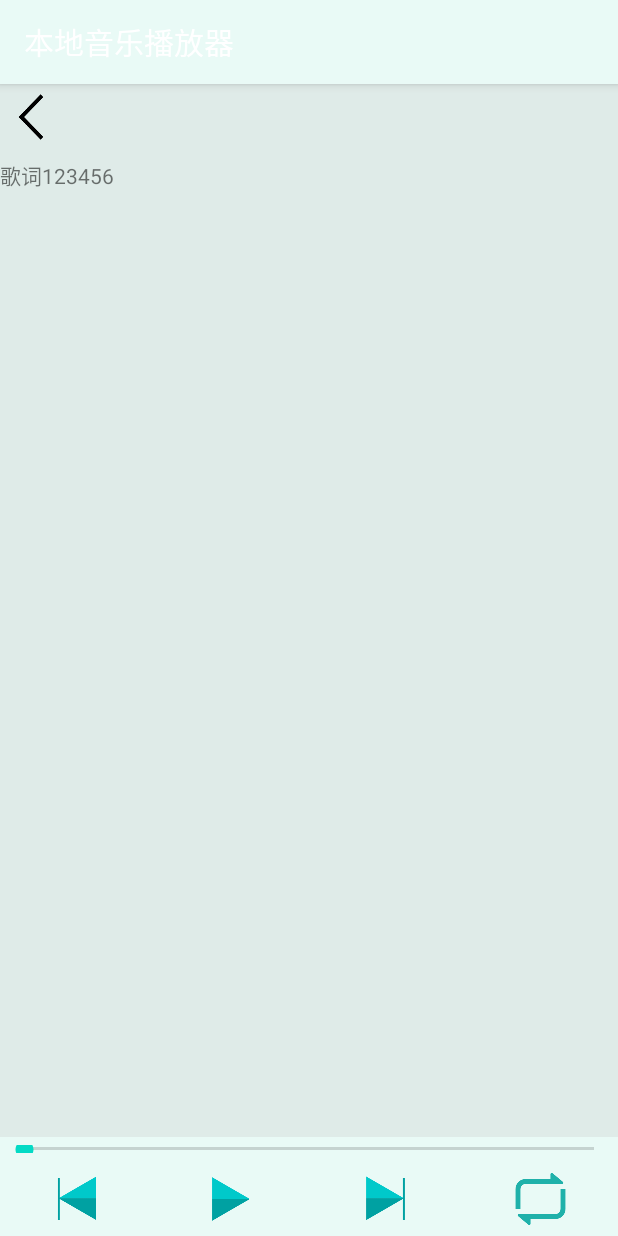
After one commit to Fo-Xi-Team/MusicPlayer, an Android app: the lyrics screen opened directly, with no data from a screen before it, on a phone screen of 412 x 824 dp. The commit adds this screen. Run offline under Robolectric (Android 15) with nearby library versions, the phone set to English and light mode, and no system bars.

Commit message:
新增歌词页面

```diff
--- a/app/src/main/AndroidManifest.xml
+++ b/app/src/main/AndroidManifest.xml
@@ -14,7 +14,11 @@
         android:supportsRtl="true"
         android:theme="@style/AppTheme">
         <service android:name=".MusicService" />
+        <activity android:name=".lyrics">
+
+        </activity>
         <activity android:name=".MainActivity"
+
             android:theme="@style/AppTheme.NoBar">
             <intent-filter>
                 <action android:name="android.intent.action.MAIN" />
--- a/app/src/main/java/cn/edu/scujcc/musicplayer/MainActivity.java
+++ b/app/src/main/java/cn/edu/scujcc/musicplayer/MainActivity.java
@@ -12,6 +12,7 @@ import android.util.Log;
 import android.view.KeyEvent;
 import android.view.View;
 import android.widget.AdapterView;
+import android.widget.Button;
 import android.widget.ImageView;
 import android.widget.ListView;
 import android.widget.SeekBar;
@@ -60,14 +61,11 @@ public class MainActivity extends AppCompatActivity implements View.OnClickListe
     // variables
     private static boolean music_playing = false;
     private int pos;
-
     // ********************************************
     // onCreate部分
     @Override
     protected void onCreate(Bundle savedInstanceState) {
         super.onCreate(savedInstanceState);
-
-
         // 获取权限
         initPermissions();
 
--- /dev/null
+++ b/app/src/main/java/cn/edu/scujcc/musicplayer/lyrics.java
@@ -0,0 +1,25 @@
+package cn.edu.scujcc.musicplayer;
+
+import android.content.Intent;
+import android.os.Bundle;
+import android.view.View;
+import android.widget.Button;
+
+import androidx.appcompat.app.AppCompatActivity;
+
+public class lyrics extends AppCompatActivity {
+    private Button button1;
+    @Override
+    protected void onCreate(Bundle savedInstanceState) {
+        super.onCreate(savedInstanceState);
+        setContentView(R.layout.activity_lyrics);
+        button1=findViewById(R.id.fanhui);
+        button1.setOnClickListener(new View.OnClickListener() {
+            @Override
+            public void onClick(View v) {
+                Intent intent=new Intent(lyrics.this, MainActivity.class);
+                startActivity(intent);
+            }
+        });
+    }
+}
--- /dev/null
+++ b/app/src/main/res/layout/activity_lyrics.xml
@@ -0,0 +1,67 @@
+<?xml version="1.0" encoding="utf-8"?>
+<LinearLayout xmlns:android="http://schemas.android.com/apk/res/android"
+    xmlns:app="http://schemas.android.com/apk/res-auto"
+    xmlns:tools="http://schemas.android.com/tools"
+    android:layout_width="match_parent"
+    android:layout_height="match_parent"
+    android:orientation="vertical"
+    android:background="#e9faf6"
+    tools:context=".MainActivity">
+
+    <LinearLayout
+        android:layout_width="match_parent"
+        android:layout_height="0dp"
+        android:layout_weight="1"
+        android:background="#dfebe8"
+        android:orientation="vertical">
+        <Button android:id="@+id/fanhui"
+            android:layout_width="44dp"
+            android:layout_height="44dp"
+            android:layout_marginBottom="6dp"
+            android:textSize="16sp"
+            android:paddingLeft="10dp"
+            android:gravity="center_vertical"
+            android:background="@drawable/fanhui" />
+        <TextView
+            android:layout_width="wrap_content"
+            android:layout_height="wrap_content"
+            android:text="歌词123456"
+            android:gravity="center_vertical"
+            />
+    </LinearLayout>
+    <androidx.appcompat.widget.AppCompatSeekBar android:id="@+id/music_seek_bar"
+        android:layout_width="match_parent"
+        android:layout_height="5dp"
+        android:layout_marginVertical="5dp" />
+    <LinearLayout
+        android:layout_width="match_parent"
+        android:layout_height="50dp"
+        android:orientation="horizontal"
+        android:background="#e9faf6">
+
+        <ImageView android:id="@+id/btn_previous"
+            android:layout_width="40dp"
+            android:layout_height="40dp"
+            android:layout_margin="5dp"
+            android:layout_weight="1"
+            android:src="@drawable/previous" />
+        <ImageView android:id="@+id/btn_play"
+            android:layout_width="40dp"
+            android:layout_height="40dp"
+            android:layout_margin="5dp"
+            android:src="@drawable/play"
+            android:layout_weight="1"/>
+        <ImageView android:id="@+id/btn_next"
+            android:layout_width="40dp"
+            android:layout_height="40dp"
+            android:layout_margin="5dp"
+            android:src="@drawable/next"
+            android:layout_weight="1"/>
+        <ImageView android:id="@+id/btn_func"
+            android:layout_width="40dp"
+            android:layout_height="40dp"
+            android:layout_margin="5dp"
+            android:src="@drawable/repeat_all"
+            android:layout_weight="1"/>
+    </LinearLayout>
+</LinearLayout>
```
Also changed, not shown: app/src/main/res/drawable/fanhui.png (added).
